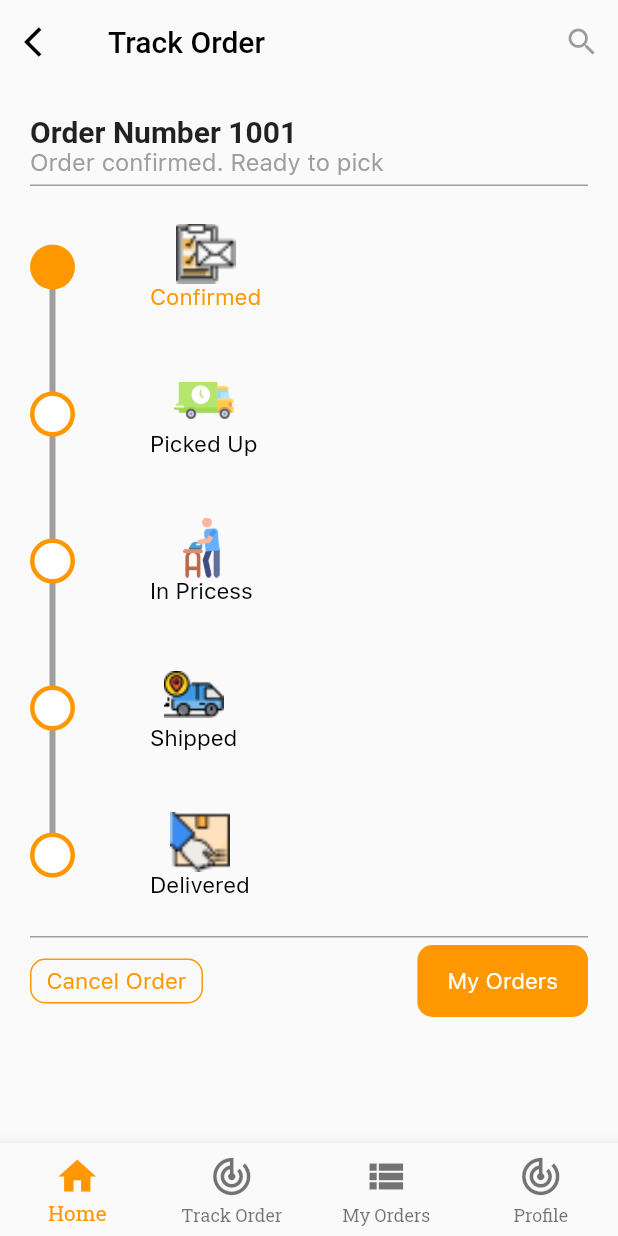
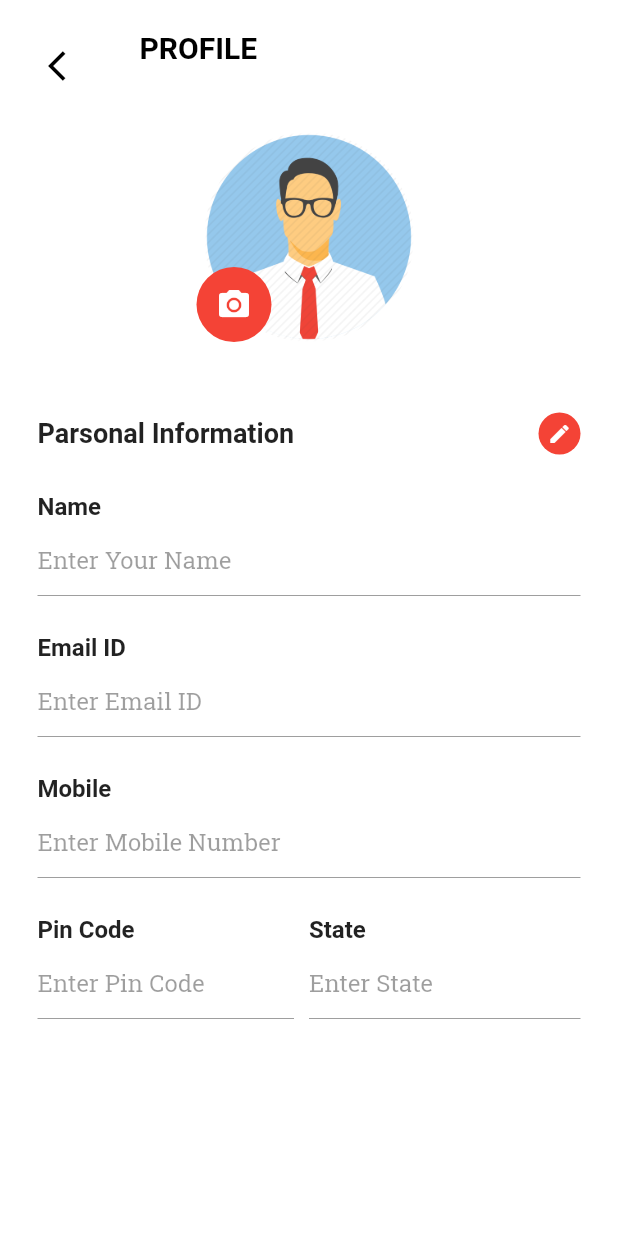
Before and after one commit to rajamamoon/flutter_laundry, a Flutter app: the homePage screen opened directly, item 4 of the bottom bar chosen, on a phone screen of 412 x 824 dp. Run offline on Flutter 3.47's test engine with Material 2 defaults, Android fonts, the phone set to English and light mode, and no system bars; Roboto replaces fonts that are missing (sans-serif-light).

Commit message:
Added Profile page

```diff
--- a/lib/HomePage.dart
+++ b/lib/HomePage.dart
@@ -2,6 +2,7 @@ import 'package:flutter/material.dart';
 import 'package:ironshop/StyleScheme.dart';
 import 'OrderPage.dart';
 import 'TrackOrderPage.dart';
+import 'profile.dart';
 
 class HomePage extends StatelessWidget {
   @override
@@ -22,8 +23,6 @@ class _homePageState extends State<homePage> {
   @override
   Widget build(BuildContext context) {
     return Scaffold(
-      resizeToAvoidBottomInset: false, // set it to false
-      resizeToAvoidBottomPadding: false,
       appBar: AppBar(
         backgroundColor: Colors.transparent,
         elevation: 0,
@@ -247,7 +246,7 @@ class _homePageState extends State<homePage> {
           context, MaterialPageRoute(builder: (context) => orderPage()));
     } else if (pageId == 3) {
       Navigator.push(
-          context, MaterialPageRoute(builder: (context) => TrackOrderPage()));
+          context, MaterialPageRoute(builder: (context) => ProfilePage()));
     } else {
       print(pageId);
     }
--- /dev/null
+++ b/lib/profile.dart
@@ -0,0 +1,393 @@
+import 'package:flutter/material.dart';
+import 'package:flutter/cupertino.dart';
+import 'HomePage.dart';
+
+class ProfilePage extends StatefulWidget {
+  @override
+  MapScreenState createState() => MapScreenState();
+}
+
+class MapScreenState extends State<ProfilePage>
+    with SingleTickerProviderStateMixin {
+  bool _status = true;
+  final FocusNode myFocusNode = FocusNode();
+
+  @override
+  void initState() {
+    // TODO: implement initState
+    super.initState();
+  }
+
+  @override
+  Widget build(BuildContext context) {
+    return new Scaffold(
+        body: new Container(
+      color: Colors.white,
+      child: new ListView(
+        children: <Widget>[
+          Column(
+            children: <Widget>[
+              new Container(
+                height: 250.0,
+                color: Colors.white,
+                child: new Column(
+                  children: <Widget>[
+                    Padding(
+                        padding: EdgeInsets.only(left: 20.0, top: 20.0),
+                        child: new Row(
+                          crossAxisAlignment: CrossAxisAlignment.start,
+                          children: <Widget>[
+                            new IconButton(
+                              icon: Icon(Icons.arrow_back_ios),
+                              color: Colors.black,
+                              onPressed: () {
+                                Navigator.push(
+                                    context,
+                                    MaterialPageRoute(
+                                        builder: (context) => homePage()));
+                              },
+                              // size: 22.0,
+                            ),
+                            Padding(
+                              padding: EdgeInsets.only(left: 25.0),
+                              child: new Text('PROFILE',
+                                  style: TextStyle(
+                                      fontWeight: FontWeight.bold,
+                                      fontSize: 20.0,
+                                      fontFamily: 'sans-serif-light',
+                                      color: Colors.black)),
+                            )
+                          ],
+                        )),
+                    Padding(
+                      padding: EdgeInsets.only(top: 20.0),
+                      child: new Stack(fit: StackFit.loose, children: <Widget>[
+                        new Row(
+                          crossAxisAlignment: CrossAxisAlignment.center,
+                          mainAxisAlignment: MainAxisAlignment.center,
+                          children: <Widget>[
+                            new Container(
+                                width: 140.0,
+                                height: 140.0,
+                                decoration: new BoxDecoration(
+                                  shape: BoxShape.circle,
+                                  image: new DecorationImage(
+                                    image: new ExactAssetImage(
+                                        "asset/images/profile.png"),
+                                    fit: BoxFit.cover,
+                                  ),
+                                )),
+                          ],
+                        ),
+                        Padding(
+                            padding: EdgeInsets.only(top: 90.0, right: 100.0),
+                            child: new Row(
+                              mainAxisAlignment: MainAxisAlignment.center,
+                              children: <Widget>[
+                                new CircleAvatar(
+                                  backgroundColor: Colors.red,
+                                  radius: 25.0,
+                                  child: new Icon(
+                                    Icons.camera_alt,
+                                    color: Colors.white,
+                                  ),
+                                )
+                              ],
+                            )),
+                      ]),
+                    )
+                  ],
+                ),
+              ),
+              new Container(
+                color: Color(0xffFFFFFF),
+                child: Padding(
+                  padding: EdgeInsets.only(bottom: 25.0),
+                  child: new Column(
+                    crossAxisAlignment: CrossAxisAlignment.start,
+                    mainAxisAlignment: MainAxisAlignment.start,
+                    children: <Widget>[
+                      Padding(
+                          padding: EdgeInsets.only(
+                              left: 25.0, right: 25.0, top: 25.0),
+                          child: new Row(
+                            mainAxisAlignment: MainAxisAlignment.spaceBetween,
+                            mainAxisSize: MainAxisSize.max,
+                            children: <Widget>[
+                              new Column(
+                                mainAxisAlignment: MainAxisAlignment.start,
+                                mainAxisSize: MainAxisSize.min,
+                                children: <Widget>[
+                                  new Text(
+                                    'Parsonal Information',
+                                    style: TextStyle(
+                                        fontSize: 18.0,
+                                        fontWeight: FontWeight.bold),
+                                  ),
+                                ],
+                              ),
+                              new Column(
+                                mainAxisAlignment: MainAxisAlignment.end,
+                                mainAxisSize: MainAxisSize.min,
+                                children: <Widget>[
+                                  _status ? _getEditIcon() : new Container(),
+                                ],
+                              )
+                            ],
+                          )),
+                      Padding(
+                          padding: EdgeInsets.only(
+                              left: 25.0, right: 25.0, top: 25.0),
+                          child: new Row(
+                            mainAxisSize: MainAxisSize.max,
+                            children: <Widget>[
+                              new Column(
+                                mainAxisAlignment: MainAxisAlignment.start,
+                                mainAxisSize: MainAxisSize.min,
+                                children: <Widget>[
+                                  new Text(
+                                    'Name',
+                                    style: TextStyle(
+                                        fontSize: 16.0,
+                                        fontWeight: FontWeight.bold),
+                                  ),
+                                ],
+                              ),
+                            ],
+                          )),
+                      Padding(
+                          padding: EdgeInsets.only(
+                              left: 25.0, right: 25.0, top: 2.0),
+                          child: new Row(
+                            mainAxisSize: MainAxisSize.max,
+                            children: <Widget>[
+                              new Flexible(
+                                child: new TextField(
+                                  decoration: const InputDecoration(
+                                    hintText: "Enter Your Name",
+                                  ),
+                                  enabled: !_status,
+                                  autofocus: !_status,
+                                ),
+                              ),
+                            ],
+                          )),
+                      Padding(
+                          padding: EdgeInsets.only(
+                              left: 25.0, right: 25.0, top: 25.0),
+                          child: new Row(
+                            mainAxisSize: MainAxisSize.max,
+                            children: <Widget>[
+                              new Column(
+                                mainAxisAlignment: MainAxisAlignment.start,
+                                mainAxisSize: MainAxisSize.min,
+                                children: <Widget>[
+                                  new Text(
+                                    'Email ID',
+                                    style: TextStyle(
+                                        fontSize: 16.0,
+                                        fontWeight: FontWeight.bold),
+                                  ),
+                                ],
+                              ),
+                            ],
+                          )),
+                      Padding(
+                          padding: EdgeInsets.only(
+                              left: 25.0, right: 25.0, top: 2.0),
+                          child: new Row(
+                            mainAxisSize: MainAxisSize.max,
+                            children: <Widget>[
+                              new Flexible(
+                                child: new TextField(
+                                  decoration: const InputDecoration(
+                                      hintText: "Enter Email ID"),
+                                  enabled: !_status,
+                                ),
+                              ),
+                            ],
+                          )),
+                      Padding(
+                          padding: EdgeInsets.only(
+                              left: 25.0, right: 25.0, top: 25.0),
+                          child: new Row(
+                            mainAxisSize: MainAxisSize.max,
+                            children: <Widget>[
+                              new Column(
+                                mainAxisAlignment: MainAxisAlignment.start,
+                                mainAxisSize: MainAxisSize.min,
+                                children: <Widget>[
+                                  new Text(
+                                    'Mobile',
+                                    style: TextStyle(
+                                        fontSize: 16.0,
+                                        fontWeight: FontWeight.bold),
+                                  ),
+                                ],
+                              ),
+                            ],
+                          )),
+                      Padding(
+                          padding: EdgeInsets.only(
+                              left: 25.0, right: 25.0, top: 2.0),
+                          child: new Row(
+                            mainAxisSize: MainAxisSize.max,
+                            children: <Widget>[
+                              new Flexible(
+                                child: new TextField(
+                                  decoration: const InputDecoration(
+                                      hintText: "Enter Mobile Number"),
+                                  enabled: !_status,
+                                ),
+                              ),
+                            ],
+                          )),
+                      Padding(
+                          padding: EdgeInsets.only(
+                              left: 25.0, right: 25.0, top: 25.0),
+                          child: new Row(
+                            mainAxisSize: MainAxisSize.max,
+                            mainAxisAlignment: MainAxisAlignment.start,
+                            children: <Widget>[
+                              Expanded(
+                                child: Container(
+                                  child: new Text(
+                                    'Pin Code',
+                                    style: TextStyle(
+                                        fontSize: 16.0,
+                                        fontWeight: FontWeight.bold),
+                                  ),
+                                ),
+                                flex: 2,
+                              ),
+                              Expanded(
+                                child: Container(
+                                  child: new Text(
+                                    'State',
+                                    style: TextStyle(
+                                        fontSize: 16.0,
+                                        fontWeight: FontWeight.bold),
+                                  ),
+                                ),
+                                flex: 2,
+                              ),
+                            ],
+                          )),
+                      Padding(
+                          padding: EdgeInsets.only(
+                              left: 25.0, right: 25.0, top: 2.0),
+                          child: new Row(
+                            mainAxisSize: MainAxisSize.max,
+                            mainAxisAlignment: MainAxisAlignment.start,
+                            children: <Widget>[
+                              Flexible(
+                                child: Padding(
+                                  padding: EdgeInsets.only(right: 10.0),
+                                  child: new TextField(
+                                    decoration: const InputDecoration(
+                                        hintText: "Enter Pin Code"),
+                                    enabled: !_status,
+                                  ),
+                                ),
+                                flex: 2,
+                              ),
+                              Flexible(
+                                child: new TextField(
+                                  decoration: const InputDecoration(
+                                      hintText: "Enter State"),
+                                  enabled: !_status,
+                                ),
+                                flex: 2,
+                              ),
+                            ],
+                          )),
+                      !_status ? _getActionButtons() : new Container(),
+                    ],
+                  ),
+                ),
+              )
+            ],
+          ),
+        ],
+      ),
+    ));
+  }
+
+  @override
+  void dispose() {
+    // Clean up the controller when the Widget is disposed
+    myFocusNode.dispose();
+    super.dispose();
+  }
+
+  Widget _getActionButtons() {
+    return Padding(
+      padding: EdgeInsets.only(left: 25.0, right: 25.0, top: 45.0),
+      child: new Row(
+        mainAxisSize: MainAxisSize.max,
+        mainAxisAlignment: MainAxisAlignment.start,
+        children: <Widget>[
+          Expanded(
+            child: Padding(
+              padding: EdgeInsets.only(right: 10.0),
+              child: Container(
+                  child: new RaisedButton(
+                child: new Text("Save"),
+                textColor: Colors.white,
+                color: Colors.green,
+                onPressed: () {
+                  setState(() {
+                    _status = true;
+                    FocusScope.of(context).requestFocus(new FocusNode());
+                  });
+                },
+                shape: new RoundedRectangleBorder(
+                    borderRadius: new BorderRadius.circular(20.0)),
+              )),
+            ),
+            flex: 2,
+          ),
+          Expanded(
+            child: Padding(
+              padding: EdgeInsets.only(left: 10.0),
+              child: Container(
+                  child: new RaisedButton(
+                child: new Text("Cancel"),
+                textColor: Colors.white,
+                color: Colors.red,
+                onPressed: () {
+                  setState(() {
+                    _status = true;
+                    FocusScope.of(context).requestFocus(new FocusNode());
+                  });
+                },
+                shape: new RoundedRectangleBorder(
+                    borderRadius: new BorderRadius.circular(20.0)),
+              )),
+            ),
+            flex: 2,
+          ),
+        ],
+      ),
+    );
+  }
+
+  Widget _getEditIcon() {
+    return new GestureDetector(
+      child: new CircleAvatar(
+        backgroundColor: Colors.red,
+        radius: 14.0,
+        child: new Icon(
+          Icons.edit,
+          color: Colors.white,
+          size: 16.0,
+        ),
+      ),
+      onTap: () {
+        setState(() {
+          _status = false;
+        });
+      },
+    );
+  }
+}
```
Also changed, not shown: asset/images/profile.png (added).
